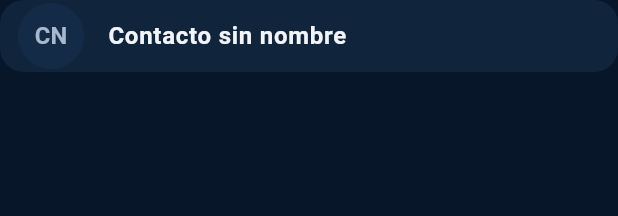
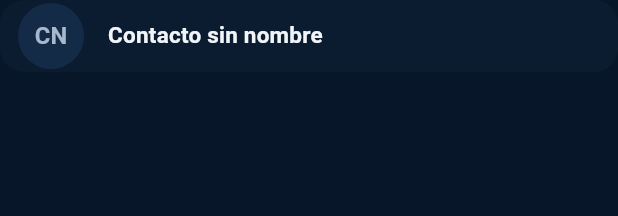
Before and after one commit to Ocelote9547/Nexo-dev, a Flutter app: the _ContactTile widget shown alone on an empty page, opened directly with empty values, on a phone screen of 412 x 824 dp. Shown: the top 216 px of the screen. Run offline on Flutter 3.47's test engine with Material 3 defaults, Android fonts, the phone set to English and light mode, and no system bars; our stand-ins replace drift, file_picker, flutter_contacts, flutter_local_notifications, flutter_riverpod, flutter_secure_storage and 4 more; accounts and stored records are empty; generated files the repository leaves out were written again.

Commit message:
Use full-card favorite frame and theme-aware contact tiles

```diff
--- a/lib/features/contacts/presentation/screens/contacts_screen.dart
+++ b/lib/features/contacts/presentation/screens/contacts_screen.dart
@@ -371,7 +371,7 @@ class _ContactTile extends StatelessWidget {
       ),
       child: NexoCard(
       margin: EdgeInsets.zero,
-      color: NexoDesignColors.surfaceElevated,
+      color: Theme.of(context).colorScheme.surfaceContainerLow,
       borderRadius: BorderRadius.circular(NexoDesignRadii.lg),
       onTap: () {
         Navigator.of(context).push(
@@ -390,41 +390,21 @@ class _ContactTile extends StatelessWidget {
             MaterialPageRoute(builder: (_) => ContactDetailScreen(contactId: contact.id)),
           );
         },
-        leading: contact.isFavorite
-            ? Container(
-                width: 50,
-                height: 50,
-                padding: const EdgeInsets.all(2),
-                decoration: BoxDecoration(
-                  shape: BoxShape.circle,
-                  border: Border.all(
-                    color: NexoDesignColors.favorite,
-                    width: 2,
-                  ),
-                ),
-                child: ClipOval(
-                  child: NexoAvatar(
-                    displayName: contact.displayName,
-                    photoPath: contact.photoPath,
-                    size: 44,
-                  ),
-                ),
-              )
-            : NexoAvatar(
-                displayName: contact.displayName,
-                photoPath: contact.photoPath,
-                size: 44,
-              ),
+        leading: NexoAvatar(
+          displayName: contact.displayName,
+          photoPath: contact.photoPath,
+          size: 44,
+        ),
         title: Text(
           contact.displayName,
-          style: NexoDesignTypography.contactName,
+          style: Theme.of(context).textTheme.titleMedium?.copyWith(fontWeight: FontWeight.w700),
           maxLines: 1,
           overflow: TextOverflow.ellipsis,
         ),
         subtitle: _secondaryInfo() != null
             ? Text(
                 _secondaryInfo()!,
-                style: NexoDesignTypography.contactSubtitle,
+                style: Theme.of(context).textTheme.bodySmall?.copyWith(color: Theme.of(context).colorScheme.onSurfaceVariant),
                 maxLines: 1,
                 overflow: TextOverflow.ellipsis,
               )
```
